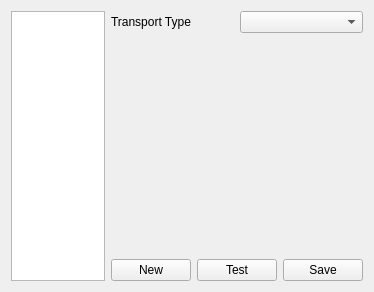
Qt form TransportConfig.ui (matthewg42/Gnostic) before a commit.
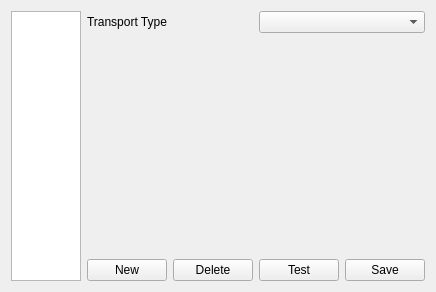
The same form after that commit.

Commit message: ssh transport config widget now working; test button working for different transports

What changed in the file:
```diff
--- a/TransportConfig.ui
+++ b/TransportConfig.ui
@@ -62,6 +62,13 @@
          </property>
         </widget>
        </item>
+       <item>
+        <widget class="QPushButton" name="deleteButton">
+         <property name="text">
+          <string>Delete</string>
+         </property>
+        </widget>
+       </item>
        <item>
         <widget class="QPushButton" name="testButton">
          <property name="text">
```
The commit also changes 13 other files.
